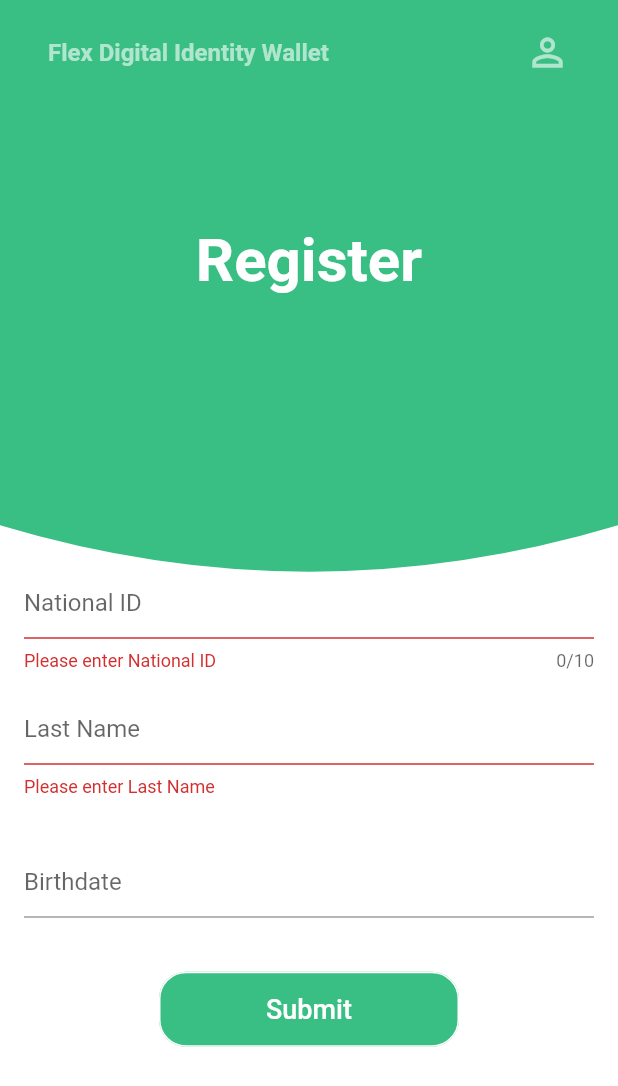
After one commit to FlexFinTx/flutter-wallet, a Flutter app: the Register screen opened directly, after a tap on "Submit", on a phone screen of 412 x 824 dp. The commit adds this screen. Shown: the top 1086 px of the screen. Run offline on Flutter 3.47's test engine with Material 2 defaults, Android fonts, the phone set to English and light mode, and no system bars.

Commit message:
add register page and receive credential skeleton

```diff
--- a/lib/main.dart
+++ b/lib/main.dart
@@ -1,6 +1,6 @@
+import 'package:flexid_wallet/ui/pages/homepage/homepage.dart';
+import 'package:flexid_wallet/ui/pages/register/register.dart';
 import 'package:flutter/material.dart';
-
-import 'ui/homepage/homepage.dart';
 
 void main() => runApp(MyApp());
 
--- /dev/null
+++ b/lib/ui/components/background/background.dart
@@ -0,0 +1,21 @@
+import 'package:flexid_wallet/ui/components/background/clippers.dart';
+import 'package:flutter/material.dart';
+
+class PageBackground extends StatelessWidget {
+  final screenHeight;
+  const PageBackground({Key key, @required this.screenHeight})
+      : super(key: key);
+
+  @override
+  Widget build(BuildContext context) {
+    final themeData = Theme.of(context);
+
+    return ClipPath(
+      clipper: BottomShapeClipper(),
+      child: Container(
+        height: screenHeight * 0.5,
+        color: themeData.primaryColor,
+      ),
+    );
+  }
+}
--- /dev/null
+++ b/lib/ui/components/datepicker/datepicker.dart
@@ -0,0 +1,59 @@
+import 'package:flutter/material.dart';
+import 'package:intl/intl.dart';
+
+class DatePicker extends StatefulWidget {
+  DatePicker({Key key, this.selectedDate}) : super(key: key);
+  final DateTime selectedDate;
+
+  @override
+  DatePickerState createState() {
+    return DatePickerState(selectedDate: this.selectedDate);
+  }
+}
+
+class DatePickerState extends State<DatePicker> {
+  DatePickerState({this.selectedDate});
+
+  static const _YEAR = 365;
+  final DateTime selectedDate;
+  final TextEditingController _birthdateController =
+      new TextEditingController();
+
+  Future<Null> _selectDate(BuildContext context) async {
+    FocusScope.of(context).requestFocus(FocusNode());
+    await Future.delayed(Duration(milliseconds: 100));
+    final DateTime picked = await showDatePicker(
+      context: context,
+      initialDate: selectedDate,
+      firstDate: DateTime.now().subtract(Duration(days: _YEAR * 10)),
+      lastDate: DateTime.now().add(Duration(days: _YEAR * 10)),
+    );
+    if (picked != null) {
+      setState(() {
+        _birthdateController.text = DateFormat("d MMM, yyyy").format(picked);
+      });
+    }
+  }
+
+  @override
+  Widget build(BuildContext context) {
+    return Row(crossAxisAlignment: CrossAxisAlignment.end, children: <Widget>[
+      Expanded(
+        child: InkWell(
+          onTap: () {
+            _selectDate(context); // Call Function that has showDatePicker()
+          },
+          child: IgnorePointer(
+            child: new TextFormField(
+              controller: _birthdateController,
+              decoration: InputDecoration(
+                hintText: "Birthdate",
+                contentPadding: EdgeInsets.zero,
+              ),
+            ),
+          ),
+        ),
+      )
+    ]);
+  }
+}
--- /dev/null
+++ b/lib/ui/components/register_form/register_form.dart
@@ -0,0 +1,135 @@
+import 'package:flexid_wallet/ui/components/datepicker/datepicker.dart';
+import 'package:flexid_wallet/ui/pages/receive_credential/receive_credential.dart';
+import 'package:flutter/material.dart';
+import 'dart:async';
+
+class RegisterForm extends StatefulWidget {
+  @override
+  RegisterFormState createState() {
+    return RegisterFormState();
+  }
+}
+
+class RegisterFormState extends State<RegisterForm> {
+  final _formKey = GlobalKey<FormState>();
+  DateTime _date = DateTime.now();
+  bool _loadingVisible = false;
+
+  toggleLoading() {
+    if (_loadingVisible) {
+      setState(() {
+        _loadingVisible = false;
+      });
+    } else {
+      setState(() {
+        _loadingVisible = true;
+      });
+    }
+  }
+
+  void showSimpleCustomDialog(BuildContext context) {
+    WillPopScope simpleDialog = WillPopScope(
+        onWillPop: () async => false,
+        child: Dialog(
+          shape: RoundedRectangleBorder(
+            borderRadius: BorderRadius.circular(12.0),
+          ),
+          child: Container(
+              height: 100,
+              width: 100,
+              child: Center(child: CircularProgressIndicator())),
+        ));
+    showDialog(
+        context: context,
+        barrierDismissible: false,
+        builder: (BuildContext context) => simpleDialog);
+  }
+
+  @override
+  Widget build(BuildContext context) {
+    // Build a Form widget using the _formKey created above.
+    return Form(
+      key: _formKey,
+      child: Container(
+        margin: EdgeInsets.only(top: MediaQuery.of(context).size.height * 0.2),
+        width: MediaQuery.of(context).size.width,
+        child: Container(
+          padding: EdgeInsets.all(16.0),
+          child: Column(
+            children: <Widget>[
+              TextFormField(
+                keyboardType: TextInputType.number,
+                maxLength: 10,
+                decoration: InputDecoration(
+                  hintText: "National ID",
+                  contentPadding: EdgeInsets.zero,
+                ),
+                validator: (value) {
+                  if (value.isEmpty) {
+                    return 'Please enter National ID';
+                  }
+                  return null;
+                },
+              ),
+              SizedBox(
+                height: 14,
+              ),
+              TextFormField(
+                keyboardType: TextInputType.text,
+                decoration: InputDecoration(
+                  hintText: "Last Name",
+                  contentPadding: EdgeInsets.zero,
+                ),
+                validator: (value) {
+                  if (value.isEmpty) {
+                    return 'Please enter Last Name';
+                  }
+                  return null;
+                },
+              ),
+              SizedBox(
+                height: 32,
+              ),
+              DatePicker(
+                selectedDate: _date,
+              ),
+              SizedBox(height: 20),
+              Padding(
+                padding: const EdgeInsets.symmetric(vertical: 16.0),
+                child: ButtonTheme(
+                  minWidth: 200.0,
+                  height: 50.0,
+                  child: FlatButton(
+                    child: Text(
+                      'Submit',
+                      style: TextStyle(fontSize: 18.0),
+                    ),
+                    color: Theme.of(context).primaryColor,
+                    shape: RoundedRectangleBorder(
+                        borderRadius: BorderRadius.circular(18.0),
+                        side: BorderSide(color: Colors.white)),
+                    textColor: Colors.white,
+                    onPressed: () {
+                      // Validate returns true if the form is valid, or false
+                      // otherwise.
+                      if (_formKey.currentState.validate()) {
+                        showSimpleCustomDialog(context);
+                        Timer(Duration(seconds: 5), () {
+                          Navigator.of(context).pop();
+                          Navigator.push(
+                              context,
+                              MaterialPageRoute(
+                                  builder: (context) => ReceiveCredential()));
+                        });
+                      }
+                    },
+                  ),
+                ),
+              ),
+            ],
+          ),
+        ),
+      ),
+    );
+  }
+}
--- a/lib/ui/homepage/homepage.dart
+++ b/lib/ui/pages/homepage/homepage.dart
@@ -1,5 +1,5 @@
 import 'package:flexid_wallet/styles.dart';
-import 'package:flexid_wallet/ui/homepage/homepage_background.dart';
+import 'package:flexid_wallet/ui/components/background/background.dart';
 import 'package:flutter/material.dart';
 
 class HomePage extends StatelessWidget {
@@ -8,7 +8,7 @@ class HomePage extends StatelessWidget {
     return Scaffold(
         body: Stack(
       children: <Widget>[
-        HomePageBackground(
+        PageBackground(
           screenHeight: MediaQuery.of(context).size.height,
         ),
         SafeArea(
--- /dev/null
+++ b/lib/ui/pages/register/register.dart
@@ -0,0 +1,59 @@
+import 'package:flutter/material.dart';
+import 'package:flexid_wallet/styles.dart';
+import 'package:flexid_wallet/ui/components/background/background.dart';
+import 'package:flexid_wallet/ui/components/register_form/register_form.dart';
+
+class Register extends StatelessWidget {
+  @override
+  Widget build(BuildContext context) {
+    return Scaffold(
+        resizeToAvoidBottomPadding: false,
+        body: Stack(
+          children: <Widget>[
+            PageBackground(
+              screenHeight: MediaQuery.of(context).size.height,
+            ),
+            SafeArea(
+              child: Padding(
+                padding: const EdgeInsets.only(top: 20.0),
+                child: SingleChildScrollView(
+                  child: Column(
+                    crossAxisAlignment: CrossAxisAlignment.start,
+                    children: <Widget>[
+                      Padding(
+                        padding: const EdgeInsets.symmetric(horizontal: 32.0),
+                        child: Row(
+                          children: <Widget>[
+                            Text(
+                              "Flex Digital Identity Wallet",
+                              style: fadedTextStyle,
+                            ),
+                            Spacer(),
+                            Icon(Icons.person_outline,
+                                color: Color(0x99FFFFFF), size: 30),
+                          ],
+                        ),
+                      ),
+                      Container(
+                        margin: const EdgeInsets.only(top: 100.0),
+                        child: Center(
+                          child: Text(
+                            "Register",
+                            style: whiteHeadingTextStyle,
+                          ),
+                        ),
+                      ),
+                      SingleChildScrollView(
+                        child: Row(
+                          children: <Widget>[RegisterForm()],
+                        ),
+                      ),
+                    ],
+                  ),
+                ),
+              ),
+            )
+          ],
+        ));
+  }
+}
--- a/pubspec.yaml
+++ b/pubspec.yaml
@@ -23,6 +23,7 @@ dependencies:
   # The following adds the Cupertino Icons font to your application.
   # Use with the CupertinoIcons class for iOS style icons.
   cupertino_icons: ^0.1.2
+  intl: ^0.16.1
 
 dev_dependencies:
   flutter_test:
```
Also changed, not shown: lib/ui/components/background/clippers.dart (renamed from lib/ui/homepage/homepage_background.dart, +0 -19 lines), lib/ui/pages/receive_credential/receive_credential.dart (added, +17 -0 lines), pubspec.lock, 2 other files.
